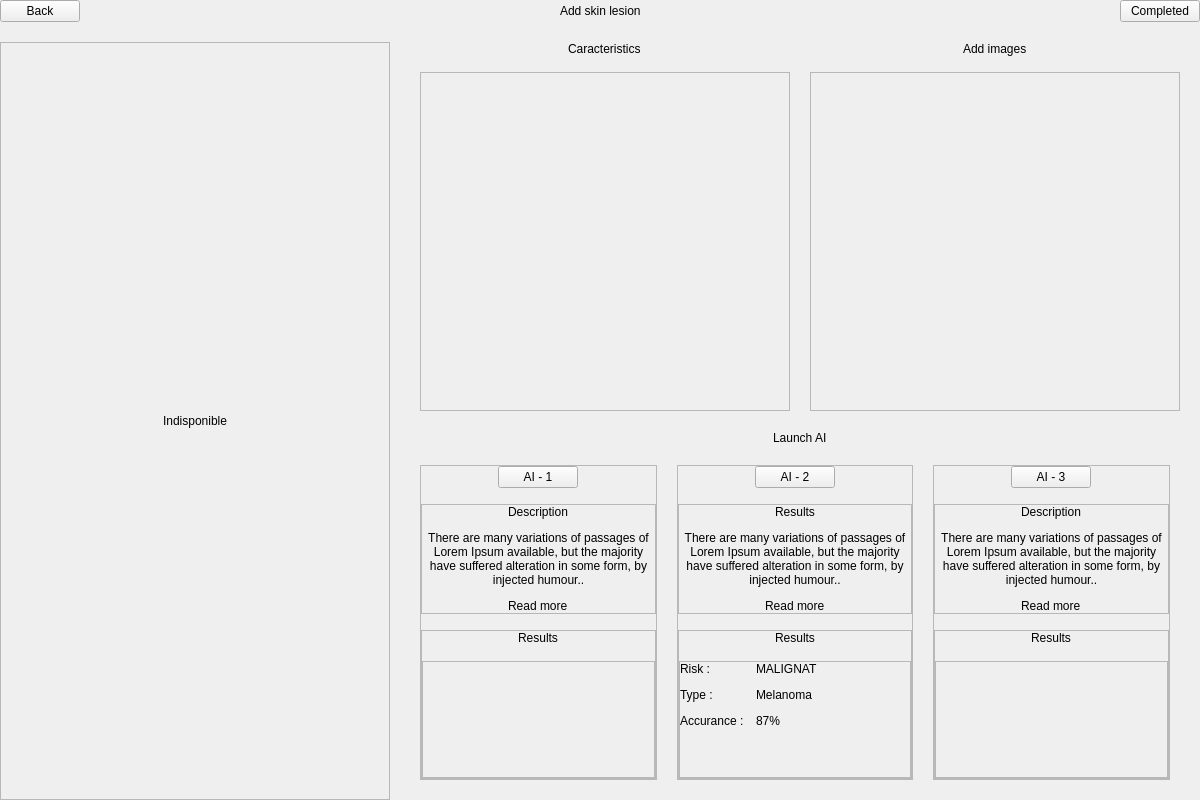
Above: skin application/skinApplication/src/views/ui/ui_upsert_skin_lesion.ui from AgustinCartaya/SkinApplication before the change. Below: the same form after it.
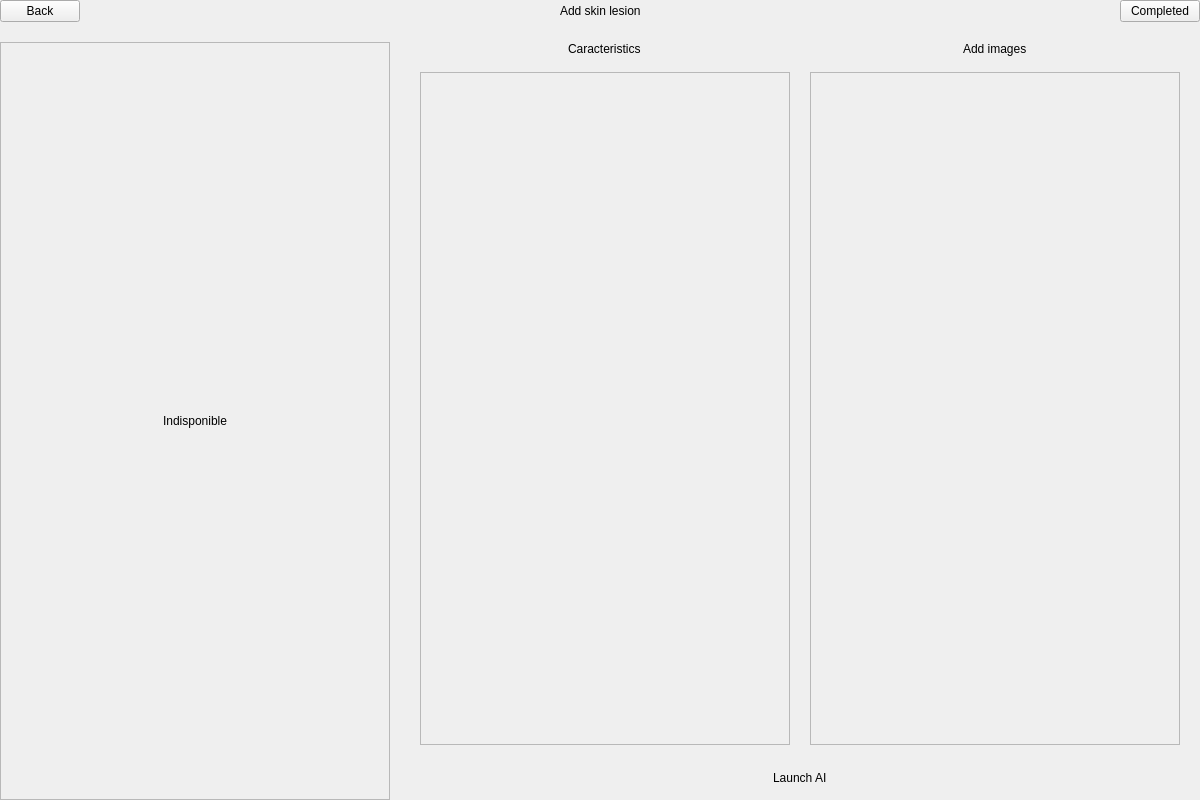
That is the form after the change. Custom widgets are drawn as their Qt base class.

What changed in the file:
```diff
--- a/skin application/skinApplication/src/views/ui/ui_upsert_skin_lesion.ui
+++ b/skin application/skinApplication/src/views/ui/ui_upsert_skin_lesion.ui
@@ -168,7 +168,7 @@
                 <x>0</x>
                 <y>0</y>
                 <width>364</width>
-                <height>332</height>
+                <height>328</height>
                </rect>
               </property>
               <layout class="QVBoxLayout" name="verticalLayout_30">
@@ -223,7 +223,7 @@
                 <x>0</x>
                 <y>0</y>
                 <width>364</width>
-                <height>332</height>
+                <height>328</height>
                </rect>
               </property>
               <layout class="QVBoxLayout" name="verticalLayout_10">
@@ -269,599 +269,6 @@
            </property>
           </widget>
          </item>
-         <item>
-          <layout class="QHBoxLayout" name="ly_ai_results_content">
-           <property name="rightMargin">
-            <number>10</number>
-           </property>
-           <property name="bottomMargin">
-            <number>10</number>
-           </property>
-           <item>
-            <widget class="QFrame" name="c_ai_1">
-             <property name="frameShape">
-              <enum>QFrame::StyledPanel</enum>
-             </property>
-             <property name="frameShadow">
-              <enum>QFrame::Raised</enum>
-             </property>
-             <layout class="QVBoxLayout" name="verticalLayout_15">
-              <property name="spacing">
-               <number>16</number>
-              </property>
-              <property name="leftMargin">
-               <number>0</number>
-              </property>
-              <property name="topMargin">
-               <number>0</number>
-              </property>
-              <property name="rightMargin">
-               <number>0</number>
-              </property>
-              <property name="bottomMargin">
-               <number>0</number>
-              </property>
-              <item alignment="Qt::AlignHCenter">
-               <widget class="Button" name="bt_lauch_ai_1">
-                <property name="text">
-                 <string>AI - 1</string>
-                </property>
-               </widget>
-              </item>
-              <item>
-               <widget class="QFrame" name="c_description_ai_1">
-                <property name="enabled">
-                 <bool>true</bool>
-                </property>
-                <property name="frameShape">
-                 <enum>QFrame::StyledPanel</enum>
-                </property>
-                <property name="frameShadow">
-                 <enum>QFrame::Raised</enum>
-                </property>
-                <layout class="QVBoxLayout" name="verticalLayout_6">
-                 <property name="spacing">
-                  <number>12</number>
-                 </property>
-                 <property name="leftMargin">
-                  <number>0</number>
-                 </property>
-                 <property name="topMargin">
-                  <number>0</number>
-                 </property>
-                 <property name="rightMargin">
-                  <number>0</number>
-                 </property>
-                 <property name="bottomMargin">
-                  <number>0</number>
-                 </property>
-                 <item alignment="Qt::AlignHCenter">
-                  <widget class="QLabel" name="lb_description_ai_1">
-                   <property name="maximumSize">
-                    <size>
-                     <width>16777215</width>
-                     <height>20</height>
-                    </size>
-                   </property>
-                   <property name="text">
-                    <string>Description</string>
-                   </property>
-                  </widget>
-                 </item>
-                 <item alignment="Qt::AlignTop">
-                  <widget class="Label" name="i_description_ai_1">
-                   <property name="text">
-                    <string>There are many variations of passages of Lorem Ipsum available, but the majority have suffered alteration in some form, by injected humour..</string>
-                   </property>
-                   <property name="alignment">
-                    <set>Qt::AlignCenter</set>
-                   </property>
-                   <property name="wordWrap">
-                    <bool>true</bool>
-                   </property>
-                  </widget>
-                 </item>
-                 <item alignment="Qt::AlignHCenter">
-                  <widget class="Label" name="i_read_more_ai_1">
-                   <property name="maximumSize">
-                    <size>
-                     <width>16777215</width>
-                     <height>20</height>
-                    </size>
-                   </property>
-                   <property name="text">
-                    <string>Read more</string>
-                   </property>
-                  </widget>
-                 </item>
-                </layout>
-               </widget>
-              </item>
-              <item>
-               <widget class="QFrame" name="c_results_ai_1">
-                <property name="frameShape">
-                 <enum>QFrame::StyledPanel</enum>
-                </property>
-                <property name="frameShadow">
-                 <enum>QFrame::Raised</enum>
-                </property>
-                <layout class="QVBoxLayout" name="verticalLayout_19">
-                 <property name="spacing">
-                  <number>16</number>
-                 </property>
-                 <property name="leftMargin">
-                  <number>0</number>
-                 </property>
-                 <property name="topMargin">
-                  <number>0</number>
-                 </property>
-                 <property name="rightMargin">
-                  <number>0</number>
-                 </property>
-                 <property name="bottomMargin">
-                  <number>0</number>
-                 </property>
-                 <item alignment="Qt::AlignHCenter">
-                  <widget class="QLabel" name="lb_results_ai_1">
-                   <property name="maximumSize">
-                    <size>
-                     <width>16777215</width>
-                     <height>20</height>
-                    </size>
-                   </property>
-                   <property name="text">
-                    <string>Results</string>
-                   </property>
-                  </widget>
-                 </item>
-                 <item>
-                  <widget class="QScrollArea" name="scrollArea_4">
-                   <property name="widgetResizable">
-                    <bool>true</bool>
-                   </property>
-                   <widget class="QWidget" name="scrollAreaWidgetContents_4">
-                    <property name="geometry">
-                     <rect>
-                      <x>0</x>
-                      <y>0</y>
-                      <width>238</width>
-                      <height>147</height>
-                     </rect>
-                    </property>
-                    <layout class="QVBoxLayout" name="verticalLayout_26">
-                     <property name="spacing">
-                      <number>12</number>
-                     </property>
-                     <property name="leftMargin">
-                      <number>0</number>
-                     </property>
-                     <property name="topMargin">
-                      <number>0</number>
-                     </property>
-                     <property name="rightMargin">
-                      <number>0</number>
-                     </property>
-                     <property name="bottomMargin">
-                      <number>0</number>
-                     </property>
-                     <item>
-                      <layout class="QFormLayout" name="layout_results_ai_1"/>
-                     </item>
-                    </layout>
-                   </widget>
-                  </widget>
-                 </item>
-                </layout>
-               </widget>
-              </item>
-             </layout>
-            </widget>
-           </item>
-           <item>
-            <widget class="QFrame" name="c_ai_2">
-             <property name="frameShape">
-              <enum>QFrame::StyledPanel</enum>
-             </property>
-             <property name="frameShadow">
-              <enum>QFrame::Raised</enum>
-             </property>
-             <layout class="QVBoxLayout" name="verticalLayout_14">
-              <property name="spacing">
-               <number>16</number>
-              </property>
-              <property name="leftMargin">
-               <number>0</number>
-              </property>
-              <property name="topMargin">
-               <number>0</number>
-              </property>
-              <property name="rightMargin">
-               <number>0</number>
-              </property>
-              <property name="bottomMargin">
-               <number>0</number>
-              </property>
-              <item alignment="Qt::AlignHCenter">
-               <widget class="Button" name="bt_lauch_ai_2">
-                <property name="text">
-                 <string>AI - 2</string>
-                </property>
-               </widget>
-              </item>
-              <item>
-               <widget class="QFrame" name="c_description_ai_2">
-                <property name="frameShape">
-                 <enum>QFrame::StyledPanel</enum>
-                </property>
-                <property name="frameShadow">
-                 <enum>QFrame::Raised</enum>
-                </property>
-                <layout class="QVBoxLayout" name="verticalLayout_27">
-                 <property name="spacing">
-                  <number>12</number>
-                 </property>
-                 <property name="leftMargin">
-                  <number>0</number>
-                 </property>
-                 <property name="topMargin">
-                  <number>0</number>
-                 </property>
-                 <property name="rightMargin">
-                  <number>0</number>
-                 </property>
-                 <property name="bottomMargin">
-                  <number>0</number>
-                 </property>
-                 <item alignment="Qt::AlignHCenter">
-                  <widget class="QLabel" name="lb_description_ai_2">
-                   <property name="maximumSize">
-                    <size>
-                     <width>16777215</width>
-                     <height>20</height>
-                    </size>
-                   </property>
-                   <property name="text">
-                    <string>Results</string>
-                   </property>
-                  </widget>
-                 </item>
-                 <item>
-                  <widget class="Label" name="i_description_ai_2">
-                   <property name="text">
-                    <string>There are many variations of passages of Lorem Ipsum available, but the majority have suffered alteration in some form, by injected humour..</string>
-                   </property>
-                   <property name="alignment">
-                    <set>Qt::AlignCenter</set>
-                   </property>
-                   <property name="wordWrap">
-                    <bool>true</bool>
-                   </property>
-                  </widget>
-                 </item>
-                 <item alignment="Qt::AlignHCenter">
-                  <widget class="QLabel" name="i_read_more_ai_2">
-                   <property name="maximumSize">
-                    <size>
-                     <width>16777215</width>
-                     <height>20</height>
-                    </size>
-                   </property>
-                   <property name="text">
-                    <string>Read more</string>
-                   </property>
-                  </widget>
-                 </item>
-                </layout>
-               </widget>
-              </item>
-              <item>
-               <widget class="QFrame" name="c_results_ai_2">
-                <property name="frameShape">
-                 <enum>QFrame::StyledPanel</enum>
-                </property>
-                <property name="frameShadow">
-                 <enum>QFrame::Raised</enum>
-                </property>
-                <layout class="QVBoxLayout" name="verticalLayout_20">
-                 <property name="spacing">
-                  <number>16</number>
-                 </property>
-                 <property name="leftMargin">
-                  <number>0</number>
-                 </property>
-                 <property name="topMargin">
-                  <number>0</number>
-                 </property>
-                 <property name="rightMargin">
-                  <number>0</number>
-                 </property>
-                 <property name="bottomMargin">
-                  <number>0</number>
-                 </property>
-                 <item alignment="Qt::AlignHCenter">
-                  <widget class="QLabel" name="lb_results_ai_2">
-                   <property name="maximumSize">
-                    <size>
-                     <width>16777215</width>
-                     <height>20</height>
-                    </size>
-                   </property>
-                   <property name="text">
-                    <string>Results</string>
-                   </property>
-                  </widget>
-                 </item>
-                 <item>
-                  <widget class="QScrollArea" name="scrollArea_5">
-                   <property name="widgetResizable">
-                    <bool>true</bool>
-                   </property>
-                   <widget class="QWidget" name="scrollAreaWidgetContents_5">
-                    <property name="geometry">
-                     <rect>
-                      <x>0</x>
-                      <y>0</y>
-                      <width>239</width>
-                      <height>147</height>
-                     </rect>
-                    </property>
-                    <layout class="QVBoxLayout" name="verticalLayout_28">
-                     <property name="spacing">
-                      <number>12</number>
-                     </property>
-                     <property name="leftMargin">
-                      <number>0</number>
-                     </property>
-                     <property name="topMargin">
-                      <number>0</number>
-                     </property>
-                     <property name="rightMargin">
-                      <number>0</number>
-                     </property>
-                     <property name="bottomMargin">
-                      <number>0</number>
-                     </property>
-                     <item>
-                      <layout class="QFormLayout" name="layout_results_ai_2">
-                       <property name="verticalSpacing">
-                        <number>12</number>
-                       </property>
-                       <property name="leftMargin">
-                        <number>0</number>
-                       </property>
-                       <item row="0" column="0">
-                        <widget class="QLabel" name="label_6">
-                         <property name="text">
-                          <string>Risk :</string>
-                         </property>
-                        </widget>
-                       </item>
-                       <item row="0" column="1">
-                        <widget class="QLabel" name="label_8">
-                         <property name="text">
-                          <string>MALIGNAT</string>
-                         </property>
-                        </widget>
-                       </item>
-                       <item row="1" column="0">
-                        <widget class="QLabel" name="label_7">
-                         <property name="text">
-                          <string>Type :</string>
-                         </property>
-                        </widget>
-                       </item>
-                       <item row="1" column="1">
-                        <widget class="QLabel" name="label_9">
-                         <property name="text">
-                          <string>Melanoma</string>
-                         </property>
-                        </widget>
-                       </item>
-                       <item row="2" column="0">
-                        <widget class="QLabel" name="label_10">
-                         <property name="text">
-                          <string>Accurance :</string>
-                         </property>
-                        </widget>
-                       </item>
-                       <item row="2" column="1">
-                        <widget class="QLabel" name="label_11">
-                         <property name="text">
-                          <string>87%</string>
-                         </property>
-                        </widget>
-                       </item>
-                      </layout>
-                     </item>
-                    </layout>
-                   </widget>
-                  </widget>
-                 </item>
-                </layout>
-               </widget>
-              </item>
-             </layout>
-            </widget>
-           </item>
-           <item>
-            <widget class="QFrame" name="c_ai_3">
-             <property name="frameShape">
-              <enum>QFrame::StyledPanel</enum>
-             </property>
-             <property name="frameShadow">
-              <enum>QFrame::Raised</enum>
-             </property>
-             <layout class="QVBoxLayout" name="verticalLayout_13">
-              <property name="spacing">
-               <number>16</number>
-              </property>
-              <property name="leftMargin">
-               <number>0</number>
-              </property>
-              <property name="topMargin">
-               <number>0</number>
-              </property>
-              <property name="rightMargin">
-               <number>0</number>
-              </property>
-              <property name="bottomMargin">
-               <number>0</number>
-              </property>
-              <item alignment="Qt::AlignHCenter">
-               <widget class="Button" name="bt_lauch_ai_3">
-                <property name="text">
-                 <string>AI - 3</string>
-                </property>
-               </widget>
-              </item>
-              <item>
-               <widget class="QFrame" name="c_description_ai_3">
-                <property name="frameShape">
-                 <enum>QFrame::StyledPanel</enum>
-                </property>
-                <property name="frameShadow">
-                 <enum>QFrame::Raised</enum>
-                </property>
-                <layout class="QVBoxLayout" name="verticalLayout_17">
-                 <property name="spacing">
-                  <number>12</number>
-                 </property>
-                 <property name="leftMargin">
-                  <number>0</number>
-                 </property>
-                 <property name="topMargin">
-                  <number>0</number>
-                 </property>
-                 <property name="rightMargin">
-                  <number>0</number>
-                 </property>
-                 <property name="bottomMargin">
-                  <number>0</number>
-                 </property>
-                 <item alignment="Qt::AlignHCenter">
-                  <widget class="QLabel" name="lb_description_ai_3">
-                   <property name="maximumSize">
-                    <size>
-                     <width>16777215</width>
-                     <height>20</height>
-                    </size>
-                   </property>
-                   <property name="text">
-                    <string>Description</string>
-                   </property>
-                  </widget>
-                 </item>
-                 <item alignment="Qt::AlignTop">
-                  <widget class="Label" name="i_description_ai_3">
-                   <property name="text">
-                    <string>There are many variations of passages of Lorem Ipsum available, but the majority have suffered alteration in some form, by injected humour..</string>
-                   </property>
-                   <property name="alignment">
-                    <set>Qt::AlignCenter</set>
-                   </property>
-                   <property name="wordWrap">
-                    <bool>true</bool>
-                   </property>
-                  </widget>
-                 </item>
-                 <item alignment="Qt::AlignHCenter">
-                  <widget class="Label" name="i_read_more_ai_3">
-                   <property name="maximumSize">
-                    <size>
-                     <width>16777215</width>
-                     <height>20</height>
-                    </size>
-                   </property>
-                   <property name="text">
-                    <string>Read more</string>
-                   </property>
-                  </widget>
-                 </item>
-                </layout>
-               </widget>
-              </item>
-              <item>
-               <widget class="QFrame" name="lb_results_ai_4">
-                <property name="frameShape">
-                 <enum>QFrame::StyledPanel</enum>
-                </property>
-                <property name="frameShadow">
-                 <enum>QFrame::Raised</enum>
-                </property>
-                <layout class="QVBoxLayout" name="verticalLayout_21">
-                 <property name="spacing">
-                  <number>16</number>
-                 </property>
-                 <property name="leftMargin">
-                  <number>0</number>
-                 </property>
-                 <property name="topMargin">
-                  <number>0</number>
-                 </property>
-                 <property name="rightMargin">
-                  <number>0</number>
-                 </property>
-                 <property name="bottomMargin">
-                  <number>0</number>
-                 </property>
-                 <item alignment="Qt::AlignHCenter">
-                  <widget class="QLabel" name="lb_results_ai_3">
-                   <property name="maximumSize">
-                    <size>
-                     <width>16777215</width>
-                     <height>20</height>
-                    </size>
-                   </property>
-                   <property name="text">
-                    <string>Results</string>
-                   </property>
-                  </widget>
-                 </item>
-                 <item>
-                  <widget class="QScrollArea" name="scrollArea_6">
-                   <property name="widgetResizable">
-                    <bool>true</bool>
-                   </property>
-                   <widget class="QWidget" name="scrollAreaWidgetContents_7">
-                    <property name="geometry">
-                     <rect>
-                      <x>0</x>
-                      <y>0</y>
-                      <width>238</width>
-                      <height>147</height>
-                     </rect>
-                    </property>
-                    <layout class="QVBoxLayout" name="verticalLayout_29">
-                     <property name="spacing">
-                      <number>12</number>
-                     </property>
-                     <property name="leftMargin">
-                      <number>0</number>
-                     </property>
-                     <property name="topMargin">
-                      <number>0</number>
-                     </property>
-                     <property name="rightMargin">
-                      <number>0</number>
-                     </property>
-                     <property name="bottomMargin">
-                      <number>0</number>
-                     </property>
-                     <item>
-                      <layout class="QFormLayout" name="layout_results_ai_3"/>
-                     </item>
-                    </layout>
-                   </widget>
-                  </widget>
-                 </item>
-                </layout>
-               </widget>
-              </item>
-             </layout>
-            </widget>
-           </item>
-          </layout>
-         </item>
         </layout>
        </item>
       </layout>
@@ -881,11 +288,6 @@
    <extends>QPushButton</extends>
    <header location="global">.promoted.navigator_button</header>
   </customwidget>
-  <customwidget>
-   <class>Button</class>
-   <extends>QPushButton</extends>
-   <header>.promoted.button</header>
-  </customwidget>
  </customwidgets>
  <resources/>
  <connections/>
```
